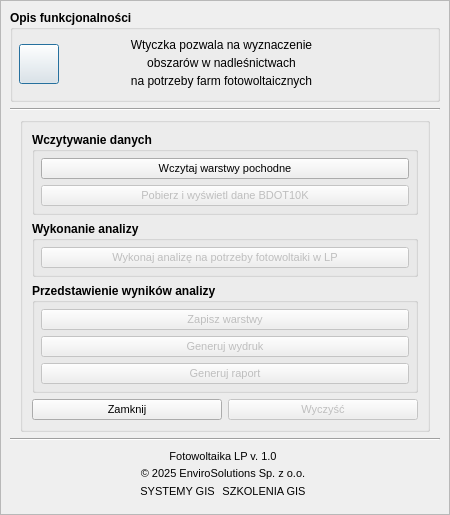
First picture: the form in photovoltaics_LP_dialog_base.ui, repository envirosolutionspl/pv_las, before the edit.
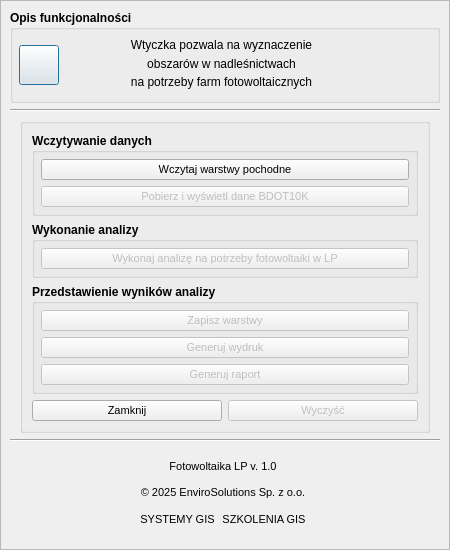
Second picture: the form after the edit. Icons and pictures are not drawn.

Diff of the .ui file:
```diff
--- a/photovoltaics_LP_dialog_base.ui
+++ b/photovoltaics_LP_dialog_base.ui
@@ -10,7 +10,7 @@
     <x>0</x>
     <y>0</y>
     <width>450</width>
-    <height>515</height>
+    <height>550</height>
    </rect>
   </property>
   <property name="windowTitle">
@@ -52,7 +52,7 @@
         <widget class="QGroupBox" name="functionalDescriptionGB">
          <property name="font">
           <font>
-           <weight>75</weight>
+           <!-- <weight>75</weight> -->
            <bold>true</bold>
           </font>
          </property>
@@ -121,7 +121,7 @@
                <widget class="QLabel" name="label_61">
                 <property name="font">
                  <font>
-                  <weight>50</weight>
+                  <!--<weight>50</weight> -->
                   <bold>false</bold>
                  </font>
                 </property>
@@ -137,7 +137,7 @@
                <widget class="QLabel" name="label_62">
                 <property name="font">
                  <font>
-                  <weight>50</weight>
+                  <!--<weight>50</weight> -->
                   <bold>false</bold>
                  </font>
                 </property>
@@ -241,7 +241,7 @@
               </property>
               <property name="font">
                <font>
-                <weight>75</weight>
+                <!--<weight>75</weight> -->
                 <bold>true</bold>
                </font>
               </property>
@@ -266,7 +266,7 @@
                  <property name="font">
                   <font>
                    <pointsize>8</pointsize>
-                   <weight>50</weight>
+                   <!--<weight>50</weight> -->
                    <bold>false</bold>
                   </font>
                  </property>
@@ -283,7 +283,7 @@
                  <property name="font">
                   <font>
                    <pointsize>8</pointsize>
-                   <weight>50</weight>
+                   <!--<weight>50</weight> -->
                    <bold>false</bold>
                   </font>
                  </property>
@@ -308,7 +308,7 @@
               </property>
               <property name="font">
                <font>
-                <weight>75</weight>
+                <!--<weight>75</weight> -->
                 <bold>true</bold>
                </font>
               </property>
@@ -336,7 +336,7 @@
                  <property name="font">
                   <font>
                    <pointsize>8</pointsize>
-                   <weight>50</weight>
+                   <!--<weight>50</weight> -->
                    <bold>false</bold>
                   </font>
                  </property>
@@ -355,7 +355,7 @@
               </property>
               <property name="font">
                <font>
-                <weight>75</weight>
+                <!--<weight>75</weight> -->
                 <bold>true</bold>
                </font>
               </property>
@@ -386,7 +386,7 @@
                  <property name="font">
                   <font>
                    <pointsize>8</pointsize>
-                   <weight>50</weight>
+                   <!--<weight>50</weight> -->
                    <bold>false</bold>
                   </font>
                  </property>
@@ -403,7 +403,7 @@
                  <property name="font">
                   <font>
                    <pointsize>8</pointsize>
-                   <weight>50</weight>
+                   <!--<weight>50</weight> -->
                    <bold>false</bold>
                   </font>
                  </property>
@@ -420,7 +420,7 @@
                  <property name="font">
                   <font>
                    <pointsize>8</pointsize>
-                   <weight>50</weight>
+                   <!--<weight>50</weight> -->
                    <bold>false</bold>
                   </font>
                  </property>
@@ -445,7 +445,7 @@
                 <property name="font">
                  <font>
                   <pointsize>8</pointsize>
-                  <weight>50</weight>
+                  <!--<weight>50</weight> -->
                   <bold>false</bold>
                  </font>
                 </property>
@@ -462,7 +462,7 @@
                 <property name="font">
                  <font>
                   <pointsize>8</pointsize>
-                  <weight>50</weight>
+                  <!--<weight>50</weight> -->
                   <bold>false</bold>
                  </font>
                 </property>
```
Left out of the diff: 2 changed lines with no effect on the pictures.
